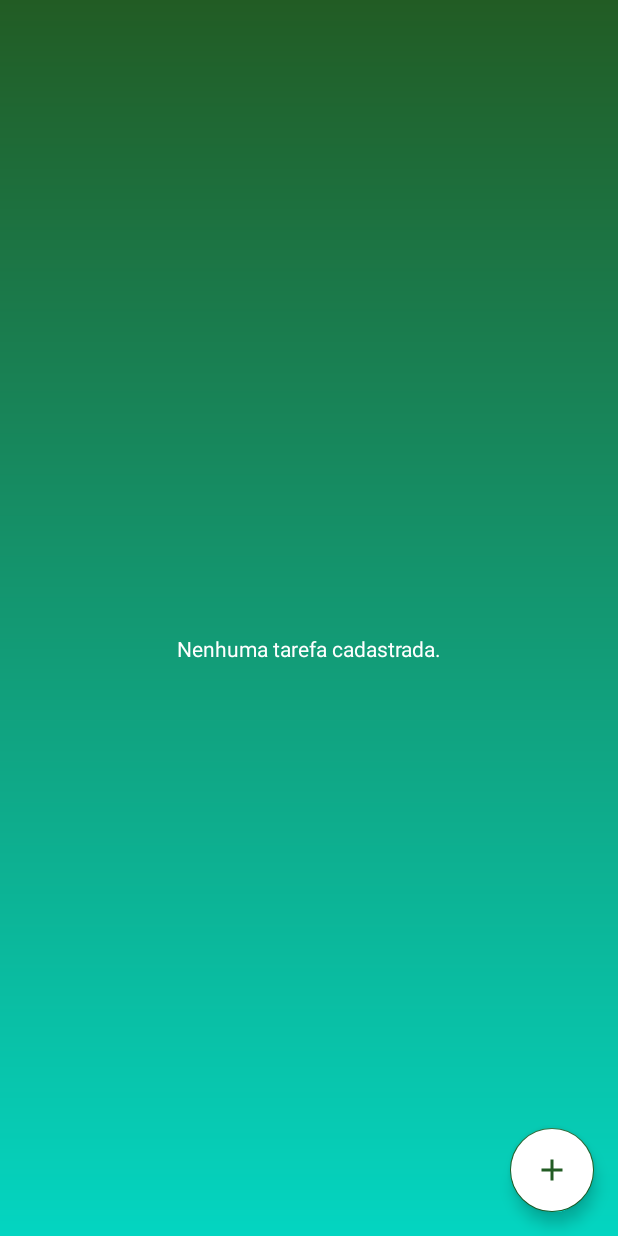
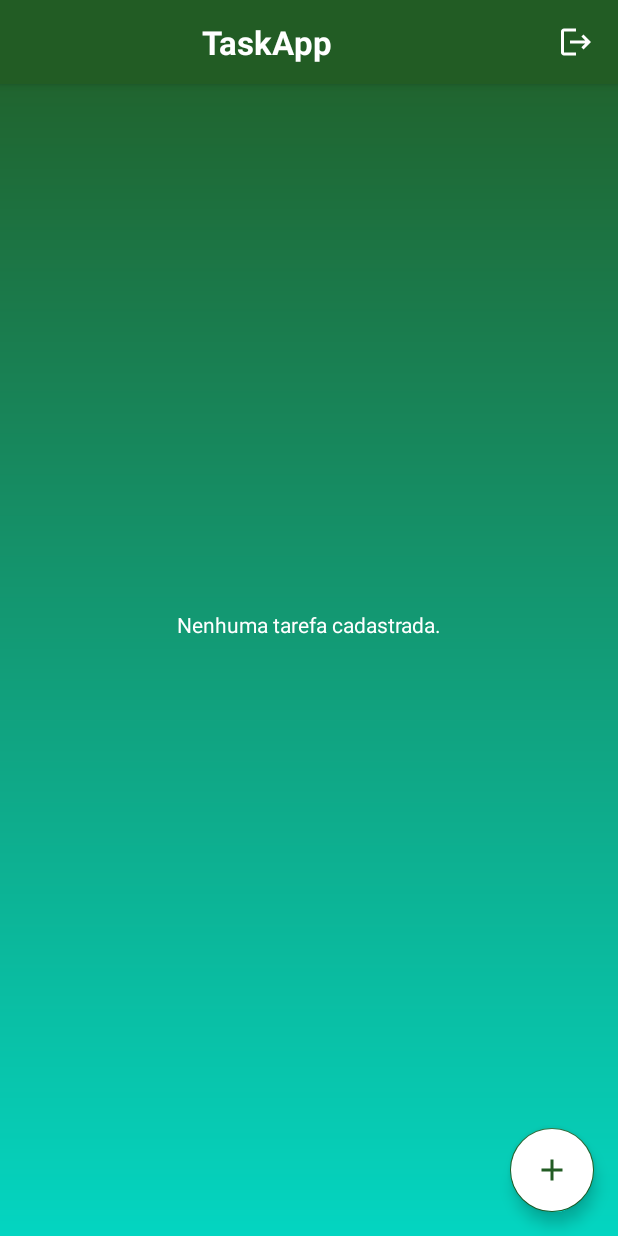
Before and after one commit to aironsg/todoListApp, an Android app: the TasksFragment screen opened through its navigation route, on a phone screen of 412 x 824 dp. Run offline under Robolectric (Android 15) with nearby library versions, the phone set to English and light mode, and no system bars; our stand-ins replace Room's generated code.

```diff
--- a/app/build.gradle
+++ b/app/build.gradle
@@ -49,6 +49,7 @@ dependencies {
     implementation 'androidx.constraintlayout:constraintlayout:2.1.4'
     implementation 'androidx.legacy:legacy-support-v4:1.0.0'
     implementation 'androidx.recyclerview:recyclerview:1.3.2'
+    implementation 'androidx.datastore:datastore-preferences-core:1.0.0'
 
 
     //Room
@@ -60,6 +61,7 @@ dependencies {
 
     //DataStore
     implementation "androidx.datastore:datastore:1.0.0"
+    implementation "androidx.datastore:datastore-preferences:1.0.0"
 
 
 
--- a/app/src/main/java/com/example/taskapp/ui/TasksFragment.kt
+++ b/app/src/main/java/com/example/taskapp/ui/TasksFragment.kt
@@ -87,6 +87,14 @@ class TasksFragment : Fragment() {
                 .actionTaksFragmentToFormTaskFragment(null)
             findNavController().navigate(action)
         }
+
+        logout()
+    }
+
+    private fun logout() {
+        binding.btnLogout.setOnClickListener {
+            findNavController().popBackStack()
+        }
     }
 
     private fun observeViewModel() {
--- a/app/src/main/res/layout/fragment_register.xml
+++ b/app/src/main/res/layout/fragment_register.xml
@@ -73,12 +73,12 @@
             android:layout_height="48dp"
             android:background="@drawable/edit_login"
             android:hint="@string/text_hint_password_login_fragment"
-            android:inputType="textEmailAddress"
+            android:inputType="textPassword"
             android:padding="14dp"
             android:textColorHint="@color/white" />
 
         <androidx.appcompat.widget.AppCompatButton
-            android:id="@+id/btn_login"
+            android:id="@+id/btn_create_account"
             android:layout_width="match_parent"
             android:layout_height="wrap_content"
             android:layout_marginTop="24dp"
--- a/app/src/main/res/layout/fragment_tasks.xml
+++ b/app/src/main/res/layout/fragment_tasks.xml
@@ -4,20 +4,75 @@
     xmlns:tools="http://schemas.android.com/tools"
     android:layout_width="match_parent"
     android:layout_height="match_parent"
-    android:paddingTop="32dp"
+
     android:background="@drawable/gradiante_splash"
     tools:context=".ui.TasksFragment">
+
+    <com.google.android.material.appbar.AppBarLayout
+        android:layout_width="match_parent"
+        android:layout_height="wrap_content"
+        app:layout_constraintEnd_toEndOf="parent"
+        app:layout_constraintStart_toStartOf="parent"
+        android:layout_marginBottom="32dp"
+        app:layout_constraintTop_toTopOf="parent">
+
+        <androidx.constraintlayout.widget.ConstraintLayout
+            android:layout_width="match_parent"
+            android:layout_height="wrap_content"
+            android:background="@color/color_default">
+
+            <com.google.android.material.tabs.TabLayout
+                android:id="@+id/tabsHome"
+                android:layout_width="0dp"
+                android:layout_height="0dp"
+                android:background="@color/color_default"
+                app:layout_constraintBottom_toBottomOf="parent"
+                app:layout_constraintEnd_toStartOf="@+id/btnLogout"
+                app:layout_constraintStart_toStartOf="parent"
+                app:layout_constraintTop_toTopOf="parent"
+                app:tabIndicatorColor="@color/white"
+                app:tabTextAppearance="@style/customTabs"
+                app:tabTextColor="@color/white" />
+
+            <com.google.android.material.textview.MaterialTextView
+                android:layout_width="wrap_content"
+                android:layout_height="wrap_content"
+                android:text="@string/app_name"
+                style="@style/GenericTitleTheme"
+                app:layout_constraintBottom_toBottomOf="parent"
+                app:layout_constraintEnd_toEndOf="@+id/tabsHome"
+                app:layout_constraintStart_toStartOf="@+id/tabsHome"
+                app:layout_constraintTop_toTopOf="@+id/tabsHome" />
+
+            <ImageButton
+                android:id="@+id/btnLogout"
+                android:layout_width="wrap_content"
+                android:layout_height="wrap_content"
+                android:background="@android:color/transparent"
+                android:contentDescription="Button Logout"
+                android:padding="16dp"
+                android:src="@drawable/ic_logout"
+                app:layout_constraintBottom_toBottomOf="parent"
+                app:layout_constraintEnd_toEndOf="parent"
+                app:layout_constraintTop_toTopOf="parent" />
+
+        </androidx.constraintlayout.widget.ConstraintLayout>
+    </com.google.android.material.appbar.AppBarLayout>
+
 
     <androidx.recyclerview.widget.RecyclerView
         android:id="@+id/rvTasks"
         android:layout_width="0dp"
         android:layout_height="0dp"
         tools:itemCount="2"
+        android:layout_marginTop="64dp"
         tools:listitem="@layout/item_task"
         app:layout_constraintBottom_toBottomOf="parent"
         app:layout_constraintEnd_toEndOf="parent"
         app:layout_constraintStart_toStartOf="parent"
         app:layout_constraintTop_toTopOf="parent" />
+
+
 
     <LinearLayout
         android:layout_width="wrap_content"
--- a/app/src/main/res/values/strings.xml
+++ b/app/src/main/res/values/strings.xml
@@ -42,6 +42,7 @@
     <string name="password_empty_register_fragment">Informe uma senha.</string>
     <string name="text_button_register_fragment">Criar conta</string>
     <string name="text_title_toolbar_register_fragment">Criar conta</string>
+    <string name="text_create_account_success_fragment">Conta Criada com sucesso</string>
 
     <!--    Recover Account Fragment-->
     <string name="text_info_recover_account_fragment">Informe seu e-mail de cadastro para receber \num link para alteração da senha.</string>
--- a/app/src/main/res/values/themes.xml
+++ b/app/src/main/res/values/themes.xml
@@ -68,6 +68,13 @@
 
     </style>
 
+    <style name="customTabs">
+        <item name="android:textColor">@color/white</item>
+        <item name="android:textSize">16sp</item>
+        <item name="android:textStyle">bold</item>
+
+    </style>
+
     <style name="ButtonNewTaskTheme" parent="Theme.MaterialComponents.DayNight.NoActionBar">
         <item name="android:background">@drawable/bg_btn</item>
         <item name="android:textAllCaps">false</item>
```
Also changed, not shown: app/src/main/java/com/example/taskapp/data/db/auth/UserManager.kt (added, +39 -0 lines), app/src/main/java/com/example/taskapp/data/model/User.kt (added, +7 -0 lines), app/src/main/java/com/example/taskapp/ui/auth/LoginFragment.kt (+23 -5 lines), app/src/main/java/com/example/taskapp/ui/auth/RegisterFragment.kt (+61 -6 lines).
